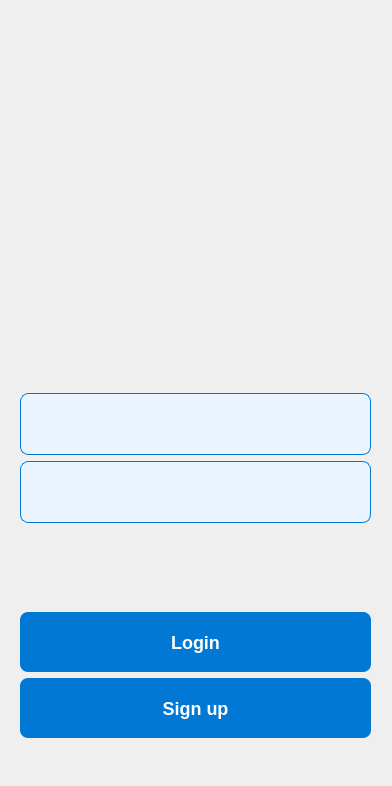
First picture: the form in mainwindow.ui, repository pingminus/QT-BankingSystem, before the edit.
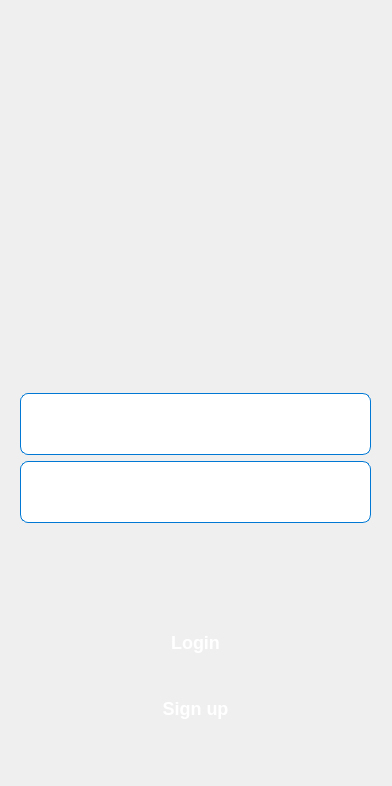
Second picture: the form after the edit.

Diff of the .ui file:
```diff
--- a/mainwindow.ui
+++ b/mainwindow.ui
@@ -22,6 +22,22 @@
   <property name="windowTitle">
    <string>MainWindow</string>
   </property>
+  <property name="styleSheet">
+   <string notr="true">QLabel {
+    background: qlineargradient(
+                spread:pad, x1:0, y1:0, x2:1, y2:1,
+                stop:0 #ffffff,   /* White (top-left) */
+                stop:0.5 #f0f0f0, /* Light Gray (center) */
+                stop:1 #e0e0e0);  /* Slightly Darker Gray (bottom-right) */
+    color: #1c1c1e;
+    font-family: &quot;San Francisco&quot;, &quot;Helvetica Neue&quot;, &quot;Segoe UI&quot;, &quot;Arial&quot;, sans-serif;
+    font-size: 24px;
+    font-weight: 500;
+    letter-spacing: 0.5px;
+    padding: 10px; /* Optional: Adds spacing inside the QLabel */
+    border-radius: 8px; /* Optional: Rounded corners for a softer look */
+}</string>
+  </property>
   <property name="documentMode">
    <bool>false</bool>
   </property>
@@ -42,7 +58,11 @@
         <widget class="QLineEdit" name="usernameText">
          <property name="styleSheet">
           <string notr="true">QLineEdit {
-    background-color: #eaf4ff;                  /* Subtle blue-tinted background */
+    background: qlineargradient(
+                spread:pad, x1:0, y1:0, x2:1, y2:1,
+                stop:0 #eaf4ff,   /* Light blue (top-left) */
+                stop:0.5 #d9ecff, /* Slightly darker blue (center) */
+                stop:1 #c8e4ff);  /* Even darker blue (bottom-right) */
     color: #333;                                /* Dark text color */
     border: 1px solid #0078D4;                  /* Blue border */
     border-radius: 8px;                         /* Rounded corners for consistency */
@@ -72,7 +92,11 @@
         <widget class="QLineEdit" name="passwordText">
          <property name="styleSheet">
           <string notr="true">QLineEdit {
-    background-color: #eaf4ff;                  /* Subtle blue-tinted background */
+    background: qlineargradient(
+                spread:pad, x1:0, y1:0, x2:1, y2:1,
+                stop:0 #eaf4ff,   /* Light blue (top-left) */
+                stop:0.5 #d9ecff, /* Slightly darker blue (center) */
+                stop:1 #c8e4ff);  /* Even darker blue (bottom-right) */
     color: #333;                                /* Dark text color */
     border: 1px solid #0078D4;                  /* Blue border */
     border-radius: 8px;                         /* Rounded corners for consistency */
@@ -106,18 +130,22 @@
         <widget class="QPushButton" name="RegisterButton">
          <property name="styleSheet">
           <string notr="true">QPushButton {
-    background-color: #0078D4; /* Modern Fluent Blue */
+    background: qlineargradient(
+                spread:pad, x1:0, y1:0, x2:1, y2:1, 
+                stop:0 #0078D4,   /* Fluent Blue (top-left) */
+                stop:0.5 #005A9E, /* Slightly darker blue (center) */
+                stop:1 #003A6D);  /* Even darker blue (bottom-right) */
     color: white;
     font-family: &quot;Segoe UI&quot;, &quot;Helvetica Neue&quot;, &quot;Arial&quot;, sans-serif;
-    font-size: 18px; /* Slightly larger text size */
+    font-size: 18px;
     font-weight: 600;
-    padding: 10px 22px; /* Increased padding for a larger button size */
+    padding: 10px 22px;
     border: none;
-    border-radius: 8px; /* Rounded corners for a modern look */
+    border-radius: 8px;
     min-height: 40px;
     min-width: 120px;
-    box-shadow: 0px 4px 6px rgba(0, 120, 212, 0.2); /* Subtle shadow for depth */
-    transition: background-color 0.3s ease, box-shadow 0.3s ease; /* Smooth transitions */
+    box-shadow: 0px 4px 6px rgba(0, 120, 212, 0.2);
+    transition: all 0.3s ease;
 }
 
 QPushButton:hover {
@@ -131,8 +159,11 @@
 }
 
 QPushButton:disabled {
-    background-color: #A6A6A6; /* Gray for disabled state */
-    color: #FFFFFF; /* Keep white text for contrast */
+    background: qlineargradient(
+                spread:pad, x1:0, y1:0, x2:1, y2:1, 
+                stop:0 #A6A6A6,   /* Gray (top-left) */
+                stop:1 #8C8C8C);  /* Darker Gray (bottom-right) */
+    color: #FFFFFF;
     box-shadow: none;
     cursor: not-allowed;
 }</string>
@@ -146,18 +177,22 @@
         <widget class="QPushButton" name="LoginButton">
          <property name="styleSheet">
           <string notr="true">QPushButton {
-    background-color: #0078D4; /* Modern Fluent Blue */
+    background: qlineargradient(
+                spread:pad, x1:0, y1:0, x2:1, y2:1, 
+                stop:0 #0078D4,   /* Fluent Blue (top-left) */
+                stop:0.5 #005A9E, /* Slightly darker blue (center) */
+                stop:1 #003A6D);  /* Even darker blue (bottom-right) */
     color: white;
     font-family: &quot;Segoe UI&quot;, &quot;Helvetica Neue&quot;, &quot;Arial&quot;, sans-serif;
-    font-size: 18px; /* Slightly larger text size */
+    font-size: 18px;
     font-weight: 600;
-    padding: 10px 22px; /* Increased padding for a larger button size */
+    padding: 10px 22px;
     border: none;
-    border-radius: 8px; /* Rounded corners for a modern look */
+    border-radius: 8px;
     min-height: 40px;
     min-width: 120px;
-    box-shadow: 0px 4px 6px rgba(0, 120, 212, 0.2); /* Subtle shadow for depth */
-    transition: background-color 0.3s ease, box-shadow 0.3s ease; /* Smooth transitions */
+    box-shadow: 0px 4px 6px rgba(0, 120, 212, 0.2);
+    transition: all 0.3s ease;
 }
 
 QPushButton:hover {
@@ -171,8 +206,11 @@
 }
 
 QPushButton:disabled {
-    background-color: #A6A6A6; /* Gray for disabled state */
-    color: #FFFFFF; /* Keep white text for contrast */
+    background: qlineargradient(
+                spread:pad, x1:0, y1:0, x2:1, y2:1, 
+                stop:0 #A6A6A6,   /* Gray (top-left) */
+                stop:1 #8C8C8C);  /* Darker Gray (bottom-right) */
+    color: #FFFFFF;
     box-shadow: none;
     cursor: not-allowed;
 }</string>
```
Left out of the diff: 40 changed lines with no effect on the pictures.
